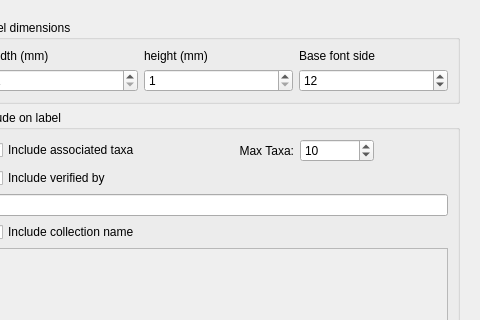
The window that ui/settingsUI.ui (CapPow/collBook) describes before a commit, drawn with Qt 5; both pictures show x 300 to 780 and y 0 to 320 of the 780 by 637 pixel window.
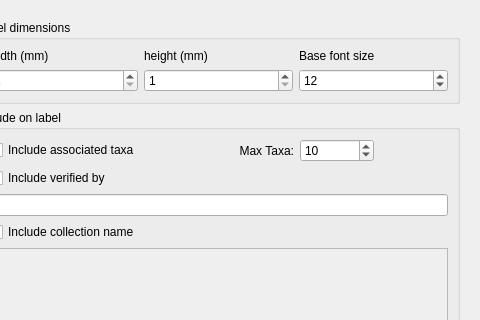
The same window after the commit. The open tabs and pages were chosen to show the change. Icons and pictures are not drawn.

```diff
--- a/ui/settingsUI.ui
+++ b/ui/settingsUI.ui
@@ -392,7 +392,7 @@
                <item row="0" column="3">
                 <widget class="QLabel" name="relFontLabell">
                  <property name="text">
-                  <string>Base font side</string>
+                  <string>Base font size</string>
                  </property>
                 </widget>
                </item>
```
Left out of the diff: 2 changed lines with no effect on the pictures.
